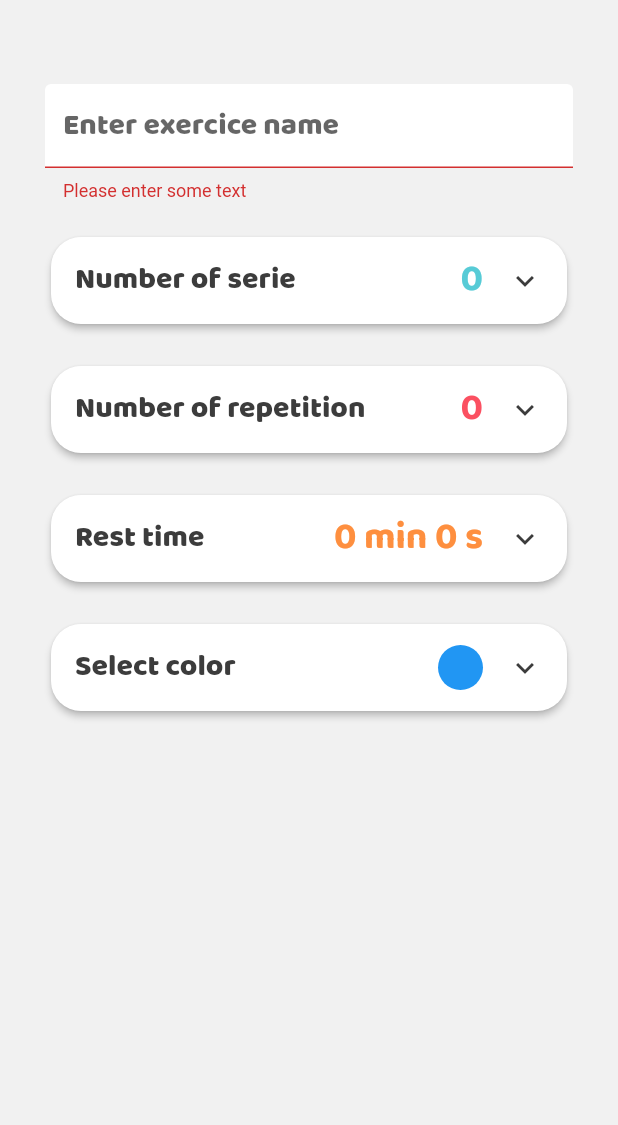
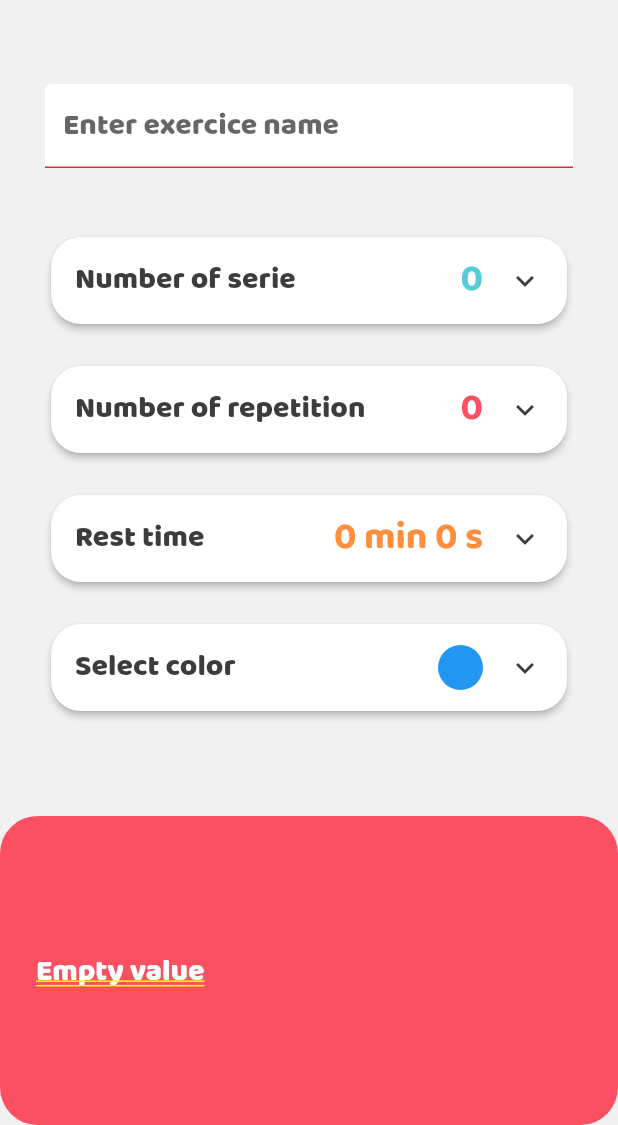
Before and after one commit to constantinfite/flutter_timersport_app, a Flutter app: the ExerciceTimeScreen screen opened directly, after a tap on the "check" icon, on a phone screen of 412 x 824 dp, the part 111-1236 px from its top. Run offline on Flutter 3.47's test engine with Material 2 defaults, Android fonts, the phone set to English and light mode, and no system bars; our stand-ins replace flutter_speed_dial, fluttertoast, numberpicker, sqflite, table_calendar; accounts and stored records are empty.

Commit message:
add toast

```diff
--- a/lib/screens/input_exercice_screen.dart
+++ b/lib/screens/input_exercice_screen.dart
@@ -5,6 +5,7 @@ import 'package:sport_timer/presentation/app_theme.dart';
 import 'package:sport_timer/services/exercice_service.dart';
 import 'package:numberpicker/numberpicker.dart';
 import 'package:sport_timer/widget/my_color_picker.dart';
+import 'package:fluttertoast/fluttertoast.dart';
 
 class ExerciceTimeScreen extends StatefulWidget {
   const ExerciceTimeScreen({Key? key, required this.mode}) : super(key: key);
@@ -21,9 +22,46 @@ class _ExerciceTimeScreenState extends State<ExerciceTimeScreen> {
   int _exerciceTime = 0;
   Color _color = Colors.blue;
 
+  late FToast fToast;
+
   @override
   void initState() {
     super.initState();
+    fToast = FToast();
+    fToast.init(context);
+  }
+
+  _showToast(_text, color) {
+    Widget toast = Container(
+      padding: const EdgeInsets.symmetric(horizontal: 24.0, vertical: 12.0),
+      decoration: BoxDecoration(
+        borderRadius: BorderRadius.circular(25.0),
+        color: color,
+      ),
+      child: Row(
+        mainAxisSize: MainAxisSize.min,
+        children: [
+          Text(
+            _text,
+            style: TextStyle(
+              color: Colors.white,
+              fontSize: 20,
+              fontFamily: 'BalooBhai2',
+            ),
+          ),
+        ],
+      ),
+    );
+    // Custom Toast Position
+    fToast.showToast(
+        child: toast,
+        toastDuration: Duration(seconds: 2),
+        positionedToastBuilder: (context, child) {
+          return Stack(alignment: Alignment.centerRight, children: <Widget>[
+            Positioned.fill(
+                top: MediaQuery.of(context).size.height * 0.75, child: child)
+          ]);
+        });
   }
 
   final _formKey = GlobalKey<FormState>();
@@ -112,7 +150,11 @@ class _ExerciceTimeScreenState extends State<ExerciceTimeScreen> {
                   _exercice.color = _color.value;
 
                   await _exerciceService.saveExercice(_exercice);
+                  _showToast("Exercice created", Color(_exercice.color!));
                   Navigator.pop(context);
+                } else {
+                  fToast.removeQueuedCustomToasts();
+                  _showToast("Empty value", AppTheme.colors.redColor);
                 }
               }
               // 2
@@ -132,7 +174,7 @@ class _ExerciceTimeScreenState extends State<ExerciceTimeScreen> {
                 TextFormField(
                   validator: (value) {
                     if (value == null || value.isEmpty) {
-                      return 'Please enter some text';
+                      return '';
                     }
                     return null;
                   },
--- a/pubspec.yaml
+++ b/pubspec.yaml
@@ -41,6 +41,7 @@ dependencies:
   intl: ^0.17.0
   table_calendar: ^3.0.4
   direct_select: "^1.0.3"
+  fluttertoast: ^8.0.9
 
 dev_dependencies:
   flutter_test:
```
Also changed, not shown: lib/screens/input_exercice_screen_update.dart (+44 -1 lines), pubspec.lock.
